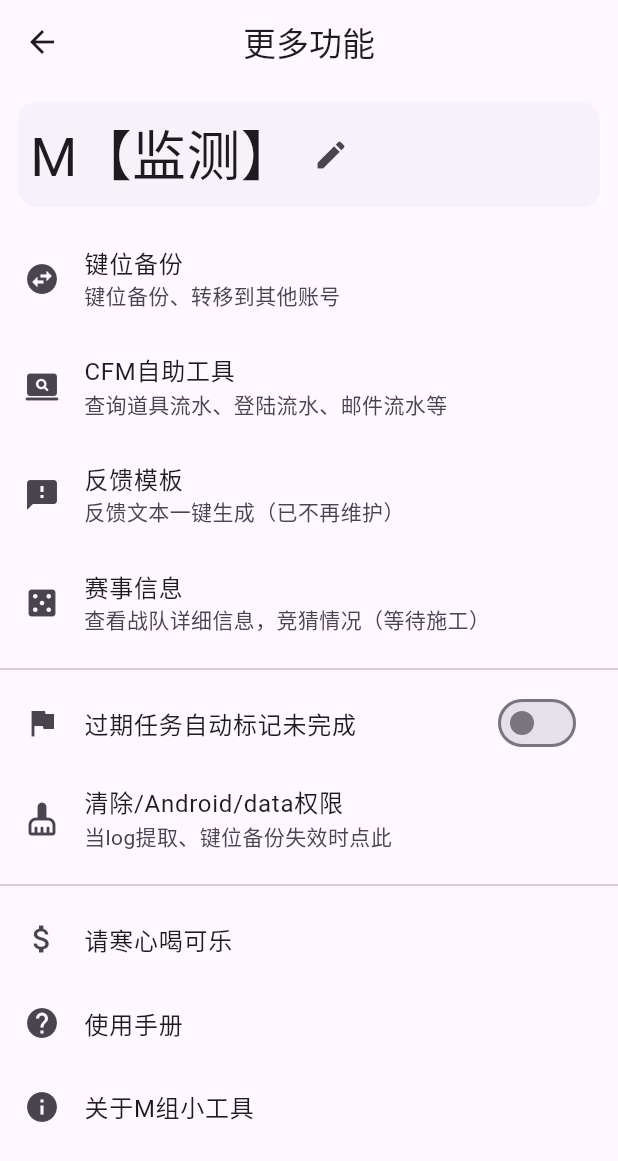
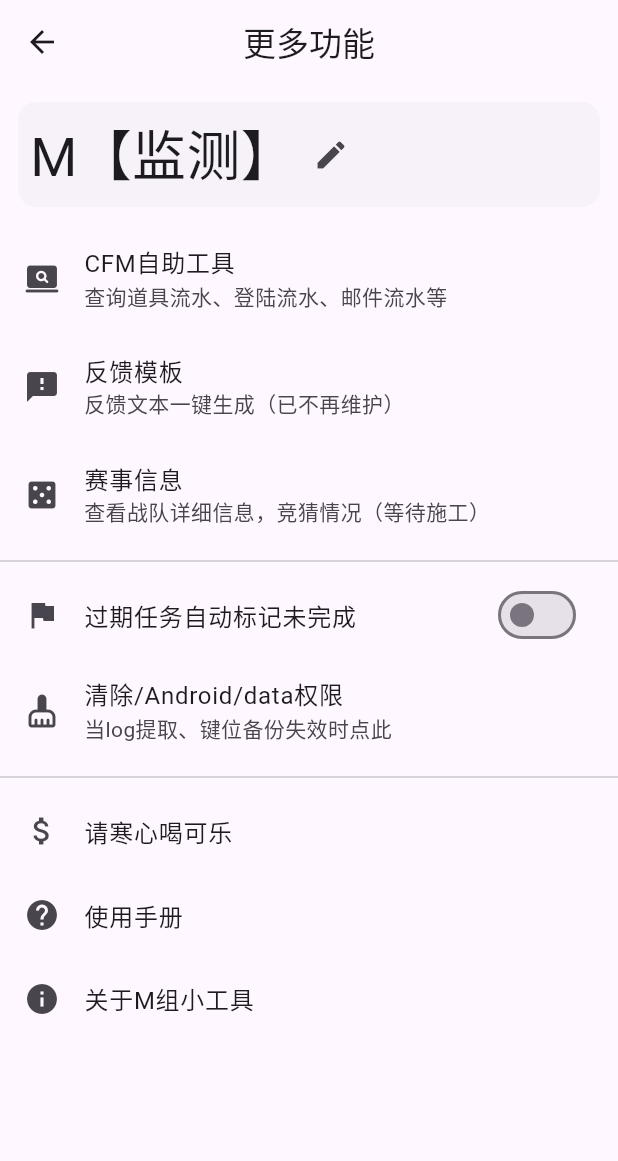
Before and after one commit to rlin1538/cfm_feedback, a Flutter app: the MorePage screen opened directly, on a phone screen of 412 x 824 dp. Shown: the top 1161 px of the screen. Run offline on Flutter 3.47's test engine with Material 3 defaults, Android fonts, the phone set to English and light mode, and no system bars; drawn by our look-alikes of dynamic_color; our stand-ins replace badges, dio, flutter_highlight, flutter_native_splash, fluttertoast, google_fonts and 4 more; missing offline and left inert: dart:ffi, saf; accounts and stored records are empty.

Commit message:
v3.2.0发版

```diff
--- a/lib/Page/MorePage.dart
+++ b/lib/Page/MorePage.dart
@@ -59,18 +59,18 @@ class _MorePageState extends State<MorePage> {
           //     }));
           //   },
           // ),
-          ListTile(
-            leading: Icon(Icons.swap_horizontal_circle),
-            title: Text("键位备份"),
-            subtitle: Text("键位备份、转移到其他账号"),
-            onTap: () {
-              // 申请权限
-              Navigator.push(context,
-                  MaterialPageRoute(builder: (BuildContext context) {
-                return JoyBackupPage();
-              }));
-            },
-          ),
+          // ListTile(
+          //   leading: Icon(Icons.swap_horizontal_circle),
+          //   title: Text("键位备份"),
+          //   subtitle: Text("键位备份、转移到其他账号"),
+          //   onTap: () {
+          //     // 申请权限
+          //     Navigator.push(context,
+          //         MaterialPageRoute(builder: (BuildContext context) {
+          //       return JoyBackupPage();
+          //     }));
+          //   },
+          // ),
           ListTile(
             leading: Icon(Icons.screen_search_desktop_rounded),
             title: Text("CFM自助工具"),
```
Also changed, not shown: 1 other file.
